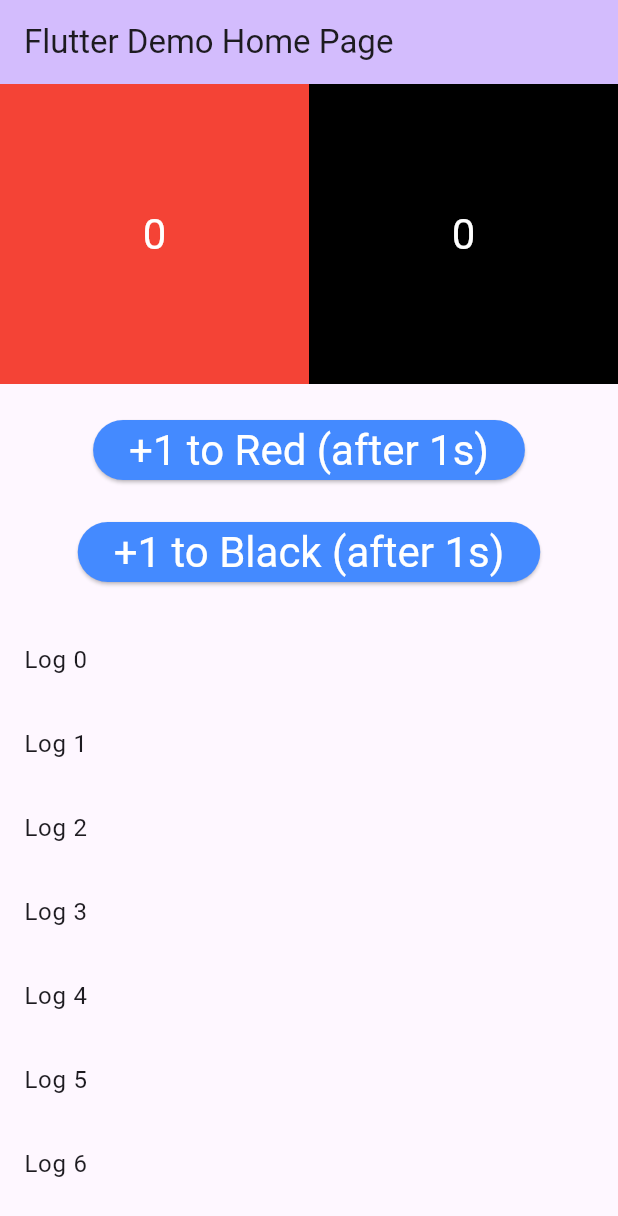
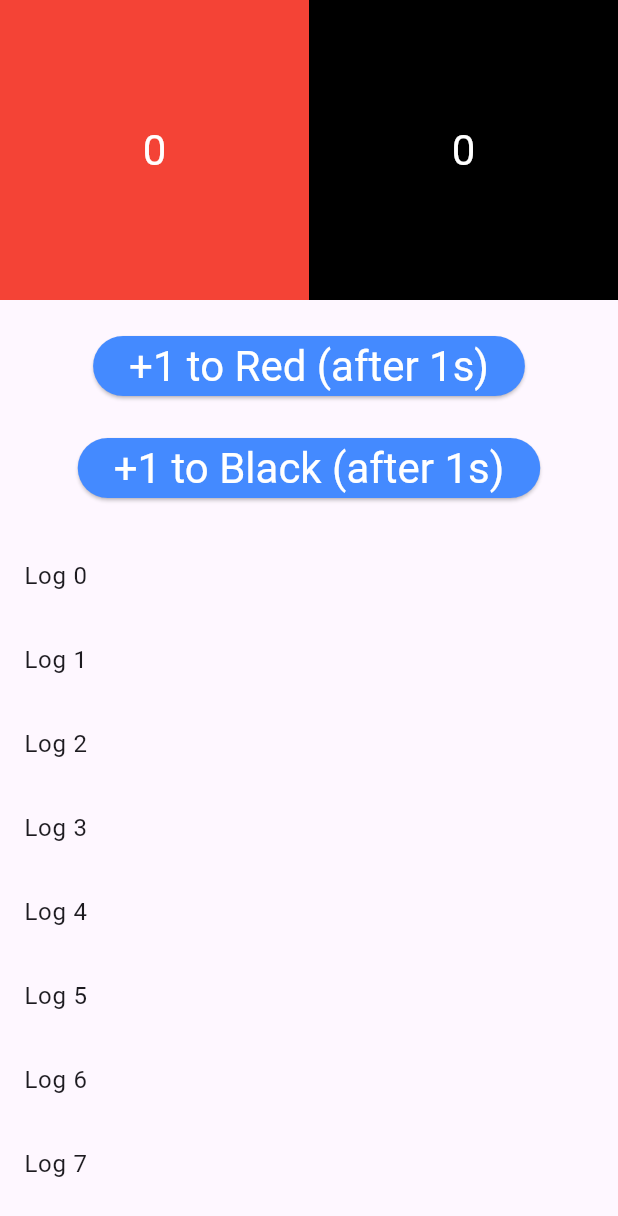
Before and after one commit to cw-joohyub/workmanager-clean-architecture-study, a Flutter app: the screen it shows after launch, after a tap on "+1 to Red (after 1s)", on a phone screen of 412 x 824 dp. Shown: the top 1216 px of the screen. Run offline on Flutter 3.47's test engine with Material 2 defaults, Android fonts, the phone set to English and light mode, and no system bars; our stand-ins replace get_it, hive, hive_flutter, injectable; missing offline and left inert: workmanager; accounts and stored records are empty; generated files the repository leaves out were written again.

Commit message:
feat: Implement data layer
test:

```diff
--- /dev/null
+++ b/lib/data/local/log_local_datasource.dart
@@ -0,0 +1,111 @@
+import 'dart:io';
+
+import 'package:flutter/foundation.dart' as foundation;
+import 'package:hive/hive.dart';
+import 'package:hive_flutter/hive_flutter.dart';
+
+import 'package:injectable/injectable.dart';
+import 'package:path_provider/path_provider.dart';
+import 'log_data.dart';
+
+
+abstract class LogLocalDatasource {
+  Future<bool> initDb();
+  Future<int> addLog(String color);
+  Future<bool> updateLog(int key, bool remoteResult);
+  Future<bool> deleteAll();
+}
+
+@Injectable(as: LogLocalDatasource)
+class LogLocalDatasourceImpl extends LogLocalDatasource {
+  bool isInitialized = false;
+  final String _kBox = 'log_box';
+  final DateTime zero = DateTime.fromMicrosecondsSinceEpoch(0);
+
+  @override
+  Future<bool> initDb() async {
+    final String dir = (await getApplicationDocumentsDirectory()).path;
+
+    print ('initDb : $dir');
+
+    if (isInitialized) {
+      return true;
+    }
+
+    try {
+      if (!foundation.kIsWeb) {
+        final Directory appDocumentDir = await getApplicationDocumentsDirectory();
+        Hive.init(appDocumentDir.path);
+      }
+      if (!Hive.isAdapterRegistered(1)) {
+        Hive.registerAdapter(LogDataAdapter());
+      }
+      await Hive.openBox<LogData>(_kBox);
+      isInitialized = true;
+      return true;
+    } catch (exception) {
+      print(exception.toString());
+      throw Exception();
+    }
+  }
+
+
+  @override
+  Future<int> addLog(String color) async {
+    if (!isInitialized) {
+      await initDb();
+    }
+    try {
+      final Box<LogData> logBox = Hive.box<LogData>(_kBox);
+      final LogData logData = LogData(color: color,
+          requestedAt: DateTime.now(),
+          lastAttemptedAt: zero,
+          finishedAt: zero,
+          retryCount: 0,
+          hasFinished: false);
+
+      return logBox.add(logData);
+    } catch (_) {
+      throw Exception();
+    }
+  }
+
+  @override
+  Future<bool> updateLog(int key, bool remoteResult) async {
+    if (!isInitialized) {
+      await initDb();
+    }
+    try {
+      final Box<LogData> logBox = Hive.box<LogData>(_kBox);
+      LogData old = logBox.get(key)!;
+      final LogData newData;
+      if (remoteResult) {
+        newData = LogData(
+            color: old.color, requestedAt: old.requestedAt, lastAttemptedAt: DateTime.now(),
+            finishedAt: DateTime.now(),retryCount: old.retryCount, hasFinished: true);
+      } else {
+        newData = LogData(
+            color: old.color, requestedAt: old.requestedAt, lastAttemptedAt: DateTime.now(),
+            finishedAt: old.finishedAt,retryCount: old.retryCount + 1, hasFinished: false);
+      }
+      await logBox.put(key, newData);
+
+      return Future<bool>.value(true);
+    } catch (_) {
+      throw Exception();
+    }
+  }
+
+
+  @override
+  Future<bool> deleteAll() async {
+    if (!isInitialized) {
+      await initDb();
+    }
+    final Box<LogData> logBox = Hive.box<LogData>(_kBox);
+    await logBox.clear();
+    return Future<bool>.value(true);
+  }
+
+
+}
--- /dev/null
+++ b/lib/data/local/number_local_datasource.dart
@@ -0,0 +1,122 @@
+import 'dart:io';
+
+import 'package:flutter/foundation.dart' as foundation;
+import 'package:flutter/foundation.dart';
+import 'package:hive/hive.dart';
+import 'package:hive_flutter/hive_flutter.dart';
+
+import 'package:injectable/injectable.dart';
+import 'package:path_provider/path_provider.dart';
+import 'number_data.dart';
+
+abstract class NumberLocalDatasource {
+  Future<bool> initDb();
+
+  Future<bool> setNumber(String color, int number);
+  Future<int> getNumber(String color);
+  Future<bool> plusOneNumber(String color);
+
+  Future<bool> deleteAll();
+}
+
+@Injectable(as: NumberLocalDatasource)
+class NumberLocalDatasourceImpl extends NumberLocalDatasource {
+  bool isInitialized = false;
+  final String _kBox = 'number_data_box';
+
+  @override
+  Future<bool> initDb() async {
+    final String dir = (await getApplicationDocumentsDirectory()).path;
+
+    print ('initDb : $dir');
+
+    if (isInitialized) {
+      return true;
+    }
+    try {
+      if (!foundation.kIsWeb) {
+        final Directory appDocumentDir = await getApplicationDocumentsDirectory();
+        Hive.init(appDocumentDir.path);
+      }
+      if (!Hive.isAdapterRegistered(0)) {
+        Hive.registerAdapter(NumberDataAdapter());
+      }
+      await Hive.openBox<NumberData>(_kBox);
+      isInitialized = true;
+
+      Box<NumberData> numberBox = Hive.box<NumberData>(_kBox);
+
+      if(!numberBox.containsKey('red')) {
+        numberBox.put('red', NumberData(value: 0));
+        numberBox.put('black', NumberData(value: 0));
+      }
+
+      return true;
+    } catch (_) {
+      throw Exception();
+    }
+  }
+
+
+  @override
+  Future<bool> setNumber(String color, int number) async {
+    if (!isInitialized) {
+      await initDb();
+    }
+    try {
+      final Box<NumberData> numberBox = Hive.box<NumberData>(_kBox);
+      final NumberData numberData = NumberData(value: number);
+
+      await numberBox.put(color, numberData);
+      return Future<bool>.value(true);
+    } catch (_) {
+      throw Exception();
+    }
+  }
+
+  @override
+  Future<int> getNumber(String color) async {
+    if (!isInitialized) {
+      await initDb();
+    }
+    try {
+      final Box<NumberData> numberBox = Hive.box<NumberData>(_kBox);
+      final NumberData numberData = numberBox.get(color)!;
+      return numberData.value;
+    } catch (_) {
+      throw Exception();
+    }
+  }
+
+  @override
+  Future<bool> plusOneNumber(String color) async {
+    print('plusOneNumber : $color');
+    if (!isInitialized) {
+      await initDb();
+    }
+    try {
+      final Box<NumberData> numberBox = Hive.box<NumberData>(_kBox);
+      NumberData old = numberBox.get(color)!;
+
+      final NumberData newNumberData = NumberData(value: old.value + 1);
+      await numberBox.put(color, newNumberData);
+
+      print('Hive : plusOneNumber - $color done : newData(${newNumberData.value}) ');
+
+      return Future<bool>.value(true);
+    } catch (exception) {
+      print (exception.toString());
+      throw Exception();
+    }
+  }
+
+  @override
+  Future<bool> deleteAll() async {
+    if (!isInitialized) {
+      await initDb();
+    }
+    final Box<NumberData> numberBox = Hive.box<NumberData>(_kBox);
+    await numberBox.clear();
+    return Future<bool>.value(true);
+  }
+}
--- /dev/null
+++ b/lib/data/repository/number_repository.dart
@@ -0,0 +1,50 @@
+import 'package:flutter/foundation.dart';
+import 'package:hive/hive.dart';
+import 'package:injectable/injectable.dart';
+import 'package:workmanager/workmanager.dart';
+
+import '../local/log_local_datasource.dart';
+import '../local/number_data.dart';
+import '../local/number_local_datasource.dart';
+import '../work_manager/work_manager.dart';
+
+// abstract class SyncRepository {
+//
+// }
+//
+// @Injectable(as: SyncRepository)
+@injectable
+class NumberRepository {
+  NumberRepository(this._numberLocalDatasource, this._logLocalDatasource);
+
+  final NumberLocalDatasource _numberLocalDatasource;
+  final LogLocalDatasource _logLocalDatasource;
+
+  Future<void> init() async {
+    await _numberLocalDatasource.initDb();
+    await _logLocalDatasource.initDb();
+  }
+
+  Future<int> getNumber(String color) async {
+    return _numberLocalDatasource.getNumber(color);
+  }
+
+  Future<void> postPlusOne(String color) async {
+    final String taskKey = color == 'red' ? plusOneToRedTaskKey : plusOneToBlackTaskKey;
+    final int logKey = await _logLocalDatasource.addLog(color);
+
+    print ('postPlusOne : $color / $logKey / $taskKey');
+
+    Workmanager().registerOneOffTask(taskKey, taskKey,
+        inputData: <String, dynamic>{
+          'logKey': logKey,
+        },
+        // constraints: Constraints(networkType: NetworkType.connected),
+        backoffPolicy: BackoffPolicy.linear,
+        backoffPolicyDelay: const Duration(milliseconds: 100),
+        initialDelay: const Duration(milliseconds: 100),
+        existingWorkPolicy: ExistingWorkPolicy.append,
+    );
+  }
+
+}
--- a/lib/main.dart
+++ b/lib/main.dart
@@ -1,39 +1,27 @@
+import 'dart:isolate';
+import 'dart:ui';
+
 import 'package:flutter/material.dart';
 import 'package:workmanager/workmanager.dart';
 import 'package:workmanager_clean_architectue_sample/usecase/red_usecase.dart';
 
+import 'data/repository/number_repository.dart';
+import 'data/work_manager/work_manager.dart';
 import 'di/di.dart';
 
 const redTaskKey = 'red_task';
 const blackTaskKey = 'black_task';
 
-void main() {
+Future<void> main() async {
   getItInit();
   WidgetsFlutterBinding.ensureInitialized();
-  runApp(const MyApp());
+  await getIt<NumberRepository>().init();
   Workmanager().initialize(callbackDispatcher, // The top level function, aka callbackDispatcher
       isInDebugMode:
           true // If enabled it will post a notification whenever the task is running. Handy for debugging tasks
       );
-}
 
-@pragma('vm:entry-point') // Mandatory if the App is obfuscated or using Flutter 3.1+
-void callbackDispatcher() {
-  Workmanager().executeTask((task, inputData) async {
-    print("Native called background task: $task"); //simpleTask will be emitted here.
-    //TODO(nm-JihunCha): getIt을 여기서 해줘야하나...
-    getItInit();
-
-    switch (task) {
-      case redTaskKey:
-        getIt<RedUsecase>().doSomething();
-        break;
-      case blackTaskKey:
-        print('blackTaskKey');
-        break;
-    }
-    return Future.value(true);
-  });
+  runApp(const MyApp());
 }
 
 class MyApp extends StatelessWidget {
@@ -62,15 +50,48 @@ class MyHomePage extends StatefulWidget {
 }
 
 class _MyHomePageState extends State<MyHomePage> {
-  int _counter = 0;
+  late NumberRepository _numberRepository;
+  final ReceivePort _port = ReceivePort();
+
+  int redCount = 0;
+  int blackCount = 0;
+
+  @override
+  void initState() {
+    _numberRepository = getIt<NumberRepository>();
+    IsolateNameServer.registerPortWithName(_port.sendPort, "backgroundtask");
+    // await _numberRepository.init();
+    _port.listen((dynamic data) {
+      reload();
+    });
+
+    reload();
+
+    super.initState();
+  }
+
+
+  @override
+  void dispose() {
+    IsolateNameServer.removePortNameMapping('backgroundtask');
+    super.dispose();
+  }
+
+
+  Future<void> reload() async {
+    print ('_MyHomePageState : reload');
+    final newRedCount = await _numberRepository.getNumber('red');
+    final newBlackCount = await _numberRepository.getNumber('black');
+
+    setState(() {
+      redCount = newRedCount;
+      blackCount = newBlackCount;
+    });
+  }
 
   @override
   Widget build(BuildContext context) {
     return Scaffold(
-      appBar: AppBar(
-        backgroundColor: Theme.of(context).colorScheme.inversePrimary,
-        title: Text(widget.title),
-      ),
       body: Column(
         mainAxisAlignment: MainAxisAlignment.start,
         children: <Widget>[
@@ -93,8 +114,8 @@ class _MyHomePageState extends State<MyHomePage> {
             color: Colors.red,
             height: 200,
             child: Center(
-              child: Text(
-                '$_counter',
+              child:  Text(
+                '${(redCount ?? 0)}',
                 style: Theme.of(context).textTheme.headlineMedium?.apply(color: Colors.white),
               ),
             ),
@@ -106,11 +127,10 @@ class _MyHomePageState extends State<MyHomePage> {
               height: 200,
               child: Center(
                 child: Text(
-                '$_counter',
+                  '${(blackCount ?? 0)}',
                   style: Theme.of(context).textTheme.headlineMedium?.apply(color: Colors.white),
                 ),
-            ),
-          ),
+              )),
         ),
       ],
     );
@@ -122,11 +142,7 @@ class _MyHomePageState extends State<MyHomePage> {
         ElevatedButton(
           style: ElevatedButton.styleFrom(backgroundColor: Colors.blueAccent),
           onPressed: () {
-            Workmanager().registerOneOffTask(
-              redTaskKey,
-              redTaskKey,
-              constraints: Constraints(networkType: NetworkType.connected),
-            );
+            _numberRepository.postPlusOne('red');
           },
           child: Text(
             '+1 to Red (after 1s)',
@@ -137,11 +153,7 @@ class _MyHomePageState extends State<MyHomePage> {
         ElevatedButton(
           style: ElevatedButton.styleFrom(backgroundColor: Colors.blueAccent),
           onPressed: () {
-            Workmanager().registerOneOffTask(
-              blackTaskKey,
-              blackTaskKey,
-              constraints: Constraints(networkType: NetworkType.connected),
-            );
+            _numberRepository.postPlusOne('black');
           },
           child: Text(
             '+1 to Black (after 1s)',
```
Also changed, not shown: lib/data/local/local_sync_data_source.dart (deleted, +0 -20 lines), lib/data/local/log_data.dart (added, +33 -0 lines), lib/data/local/number_data.dart (added, +13 -0 lines), lib/data/remote/number_remote_datasource.dart (added, +14 -0 lines), lib/data/repository/sync_repository.dart (deleted, +0 -11 lines), lib/data/work_manager/work_manager.dart (added, +54 -0 lines), pubspec.yaml (+11 -0 lines), lib/data/local/log_data.g.dart (added), lib/data/local/number_data.g.dart (added), 2 other files. Lines whose indentation alone changed are shown as unchanged.
